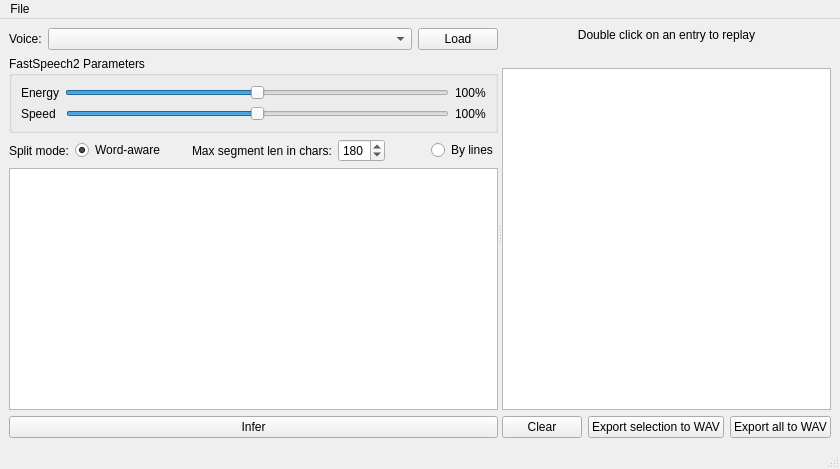
Above: mainwindow.ui from ZDisket/TensorVox before the change. Below: the same form after it.
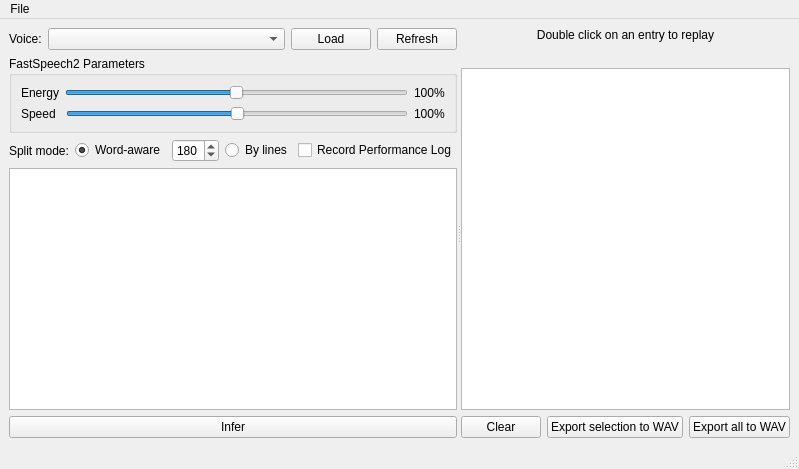
That is the form after the change.

Commit message: Add performance logger, enhancements, phonetic override

The edit to the form file:
```diff
--- a/mainwindow.ui
+++ b/mainwindow.ui
@@ -53,6 +53,19 @@
             </property>
            </widget>
           </item>
+          <item>
+           <widget class="QPushButton" name="btnRefreshList">
+            <property name="sizePolicy">
+             <sizepolicy hsizetype="Maximum" vsizetype="Fixed">
+              <horstretch>0</horstretch>
+              <verstretch>0</verstretch>
+             </sizepolicy>
+            </property>
+            <property name="text">
+             <string>Refresh</string>
+            </property>
+           </widget>
+          </item>
          </layout>
         </item>
         <item>
@@ -157,26 +170,6 @@
             </property>
            </widget>
           </item>
-          <item>
-           <spacer name="verticalSpacer_2">
-            <property name="orientation">
-             <enum>Qt::Vertical</enum>
-            </property>
-            <property name="sizeHint" stdset="0">
-             <size>
-              <width>20</width>
-              <height>20</height>
-             </size>
-            </property>
-           </spacer>
-          </item>
-          <item>
-           <widget class="QLabel" name="label_6">
-            <property name="text">
-             <string>Max segment len in chars:</string>
-            </property>
-           </widget>
-          </item>
           <item>
            <widget class="QSpinBox" name="spbSeqLen">
             <property name="sizePolicy">
@@ -199,19 +192,6 @@
             </property>
            </widget>
           </item>
-          <item>
-           <spacer name="verticalSpacer">
-            <property name="orientation">
-             <enum>Qt::Vertical</enum>
-            </property>
-            <property name="sizeHint" stdset="0">
-             <size>
-              <width>40</width>
-              <height>20</height>
-             </size>
-            </property>
-           </spacer>
-          </item>
           <item>
            <widget class="QRadioButton" name="rbSplitNewlines">
             <property name="sizePolicy">
@@ -228,6 +208,26 @@
             </property>
            </widget>
           </item>
+          <item>
+           <spacer name="horizontalSpacer">
+            <property name="orientation">
+             <enum>Qt::Horizontal</enum>
+            </property>
+            <property name="sizeHint" stdset="0">
+             <size>
+              <width>20</width>
+              <height>20</height>
+             </size>
+            </property>
+           </spacer>
+          </item>
+          <item>
+           <widget class="QCheckBox" name="chkRecPerfLog">
+            <property name="text">
+             <string>Record Performance Log</string>
+            </property>
+           </widget>
+          </item>
          </layout>
         </item>
         <item>
```
The commit also changes 7 other files.
